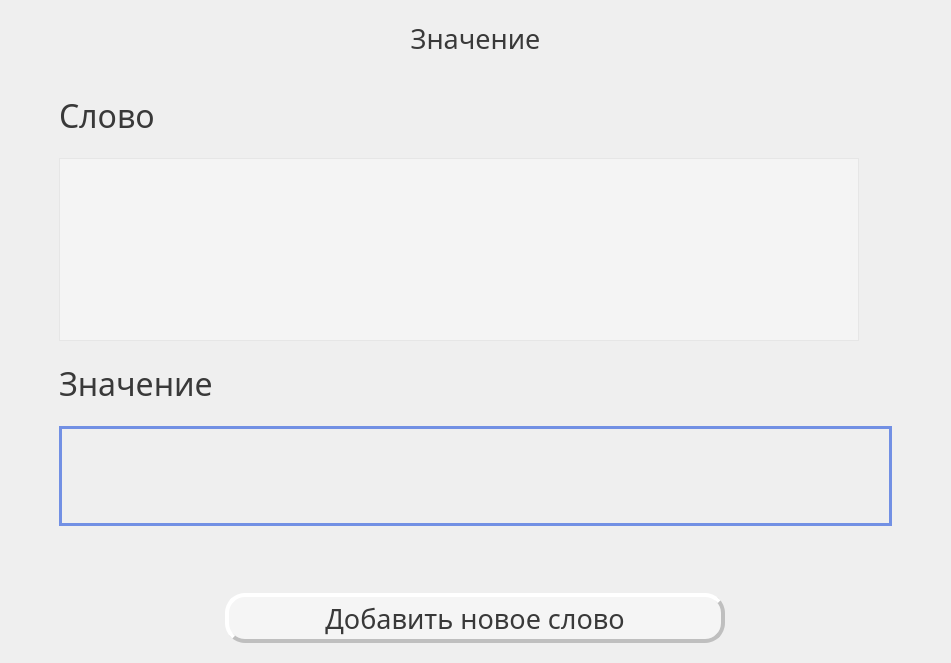
Before: the Qt Designer form dictionary.ui in realeedd/techEng, drawn with Qt 5.
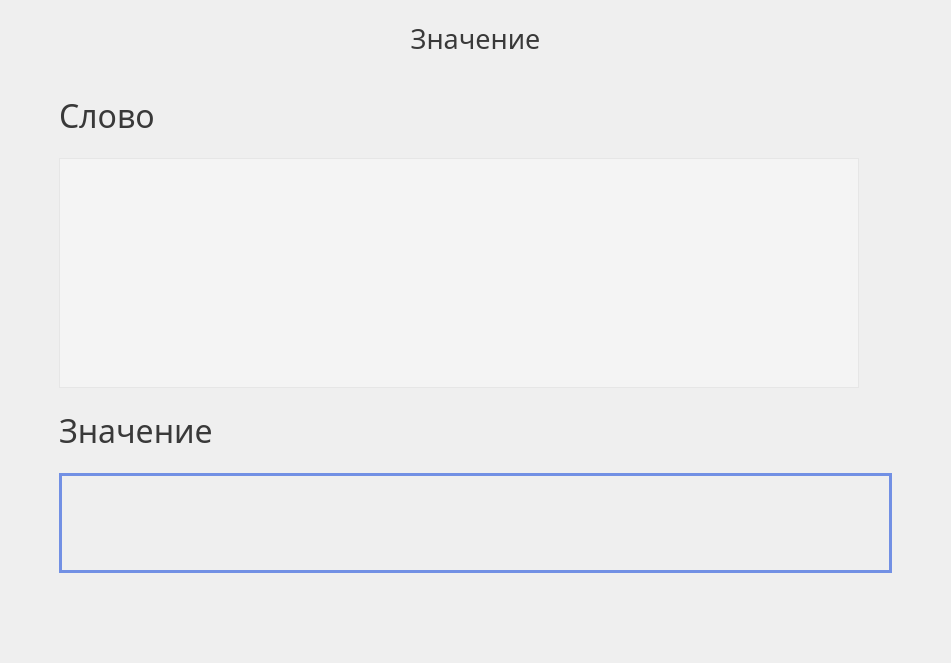
After: the same form once the commit is applied.

```diff
--- a/dictionary.ui
+++ b/dictionary.ui
@@ -209,52 +209,7 @@
        </layout>
       </item>
       <item>
-       <layout class="QHBoxLayout" name="horizontalLayout_5">
-        <item>
-         <widget class="QPushButton" name="newWord">
-          <property name="sizePolicy">
-           <sizepolicy hsizetype="Fixed" vsizetype="Fixed">
-            <horstretch>0</horstretch>
-            <verstretch>0</verstretch>
-           </sizepolicy>
-          </property>
-          <property name="minimumSize">
-           <size>
-            <width>500</width>
-            <height>50</height>
-           </size>
-          </property>
-          <property name="maximumSize">
-           <size>
-            <width>500</width>
-            <height>50</height>
-           </size>
-          </property>
-          <property name="font">
-           <font>
-            <family>Trebuchet MS</family>
-            <pointsize>20</pointsize>
-           </font>
-          </property>
-          <property name="styleSheet">
-           <string notr="true">QPushButton{background: rgba(255, 255, 255, 0.4);
-border-radius: 20px;
-border-style: outset;
- border-width: 4px;
-border-color:rgb(191, 191, 191);
-color:rgb(57, 57, 57);}
-
-QPushButton:pressed {
-background: rgba(234, 234, 234, 0.6);
-color:rgb(57, 57, 57);
-}</string>
-          </property>
-          <property name="text">
-           <string>Добавить новое слово</string>
-          </property>
-         </widget>
-        </item>
-       </layout>
+       <layout class="QHBoxLayout" name="horizontalLayout_5"/>
       </item>
      </layout>
     </widget>
```
